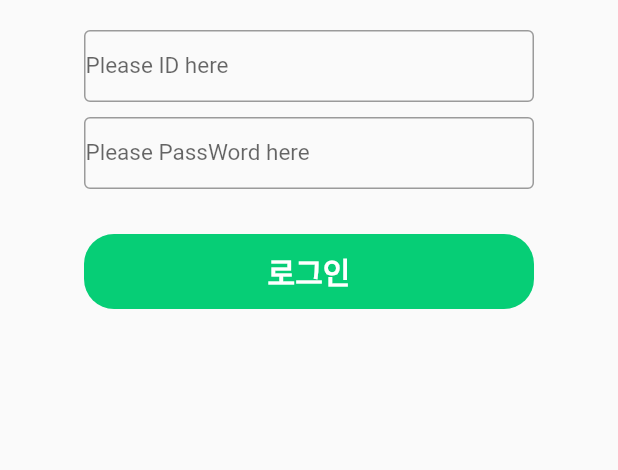
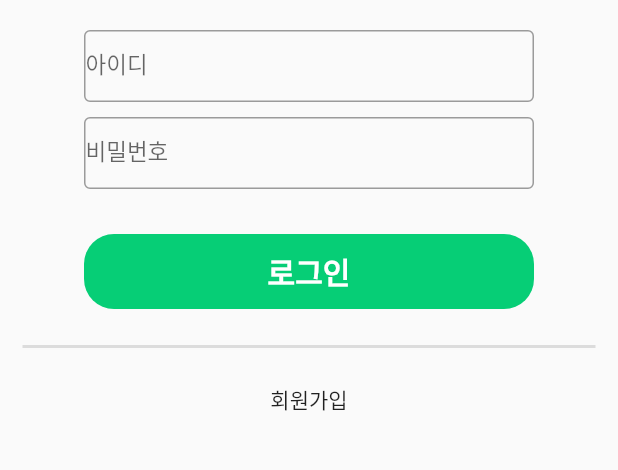
Before and after one commit to 1000bang/naverwebtoon, a Flutter app: the LoginPage screen opened by its route, on a phone screen of 412 x 824 dp, the part 339-809 px from its top. Run offline on Flutter 3.47's test engine with Material 2 defaults, Android fonts, the phone set to English and light mode, and no system bars; our stand-ins replace carousel_slider, webview_flutter.

```diff
--- /dev/null
+++ b/lib/components/green_button.dart
@@ -0,0 +1,27 @@
+import 'package:flutter/material.dart';
+import 'package:naver_webtoon/constrants.dart';
+
+class GreenButton extends StatelessWidget {
+   GreenButton({Key? key, required this.text}) : super(key: key);
+String text = '';
+  @override
+  Widget build(BuildContext context) {
+    return Container(
+        decoration: BoxDecoration(
+          borderRadius: BorderRadius.circular(20),
+          color: kAccentColor,
+        ),
+        width: 300,
+        height: 50,
+        child: Center(
+          child: Text(
+              text,
+              style: TextStyle(
+              fontWeight: FontWeight.bold,
+              fontSize: 20,
+              color: Colors.white
+          ),
+        )),
+    );
+  }
+}
--- /dev/null
+++ b/lib/components/text_field.dart
@@ -0,0 +1,24 @@
+import 'package:flutter/material.dart';
+
+class TextFields extends StatelessWidget {
+  TextFields({Key? key, required this.text, required this.ispw, required this.controller}) : super(key: key);
+  String text ='';
+  bool ispw = true;
+  TextEditingController controller = TextEditingController();
+
+  @override
+  Widget build(BuildContext context) {
+    return SizedBox(
+      width: 300,
+      child: TextField(
+        controller: controller,
+        obscureText: ispw ==  true ? true: false,
+        decoration: InputDecoration(
+            border: OutlineInputBorder(),
+            labelText: '$text',
+            contentPadding: EdgeInsets.all(1)),
+        style: TextStyle(fontSize: 15),
+      ),
+    );
+  }
+}
--- a/lib/main.dart
+++ b/lib/main.dart
@@ -2,6 +2,7 @@ import 'package:flutter/material.dart';
 import 'package:naver_webtoon/pages/main_screen.dart';
 import 'package:naver_webtoon/pages/more_pages/cookieoven.dart';
 import 'package:naver_webtoon/pages/more_pages/getzzal.dart';
+import 'package:naver_webtoon/pages/more_pages/join.dart';
 import 'package:naver_webtoon/pages/more_pages/login.dart';
 import 'package:naver_webtoon/pages/more_pages/notice.dart';
 import 'package:naver_webtoon/pages/more_pages/play.dart';
@@ -37,6 +38,7 @@ static String cookie = '';
       "/setting" : (context) => SettingScreen(),
       "/store" : (context) => StoreScreen(),
       "/login" : (context) => LoginPage(),
+      "/join" : (context) => JoinScreen(),
 
 
 
--- a/lib/pages/more_pages/login.dart
+++ b/lib/pages/more_pages/login.dart
@@ -4,6 +4,8 @@ import '../../components/appbar.dart';
 import 'package:http/http.dart' as http;
 import 'dart:convert' as convert;
 
+import '../../components/green_button.dart';
+import '../../components/text_field.dart';
 import '../../main.dart';
 import '../../main.dart';
 import '../../main.dart';
@@ -34,57 +36,28 @@ class LoginPageState extends State<LoginPage> {
           SizedBox(height: 70,),
           Image.asset("assets/logo.png", height: 100, width: 180,),
           SizedBox(height: 20,),
-          _textField("ID", idController),
+          TextFields(text: "아이디", ispw: false, controller: idController),
           SizedBox(height:10,),
-          _textField("PassWord", pwController),
+          TextFields(text: "비밀번호", ispw: true, controller: pwController),
           SizedBox(height:30,),
-          _button(kAccentColor, "로그인"),
+          InkWell(
+              onTap: () {login();},
+              child: GreenButton(text: "로그인")),
+          Padding(
+            padding: const EdgeInsets.all(15.0),
+            child: Divider(height: 20, thickness: 2,),
+          ),
+          InkWell(
+              onTap: (){setState(() {
+                Navigator.pushNamed(context, "/join");
+              });},
+              child: Text("회원가입")),
         ],
       ),
     ),
 
     );
 
-  }
-
-  Widget _textField(String text, TextEditingController controller) {
-    return SizedBox(
-      width: 300,
-      child: TextField(
-        controller: controller,
-        decoration: InputDecoration(
-            border: OutlineInputBorder(),
-            labelText: 'Please $text here ',
-            contentPadding: EdgeInsets.all(1)),
-        style: TextStyle(fontSize: 15),
-      ),
-    );
-  }
-
-  Widget _button(Color color, String text) {
-    return InkWell(
-      onTap: (){
-        login();
-
-      },
-      child: Container(
-        decoration: BoxDecoration(
-          borderRadius: BorderRadius.circular(20),
-          color: color,
-        ),
-        width: 300,
-        height: 50,
-        child: Center(
-            child: Text(
-              text,
-              style: TextStyle(
-                fontWeight: FontWeight.bold,
-                fontSize: 20,
-                color: Colors.white
-              ),
-            )),
-      ),
-    );
   }
 
   _showDia(String text) {
```
Also changed, not shown: lib/pages/more_pages/join.dart (added, +108 -0 lines), 3 other files.
